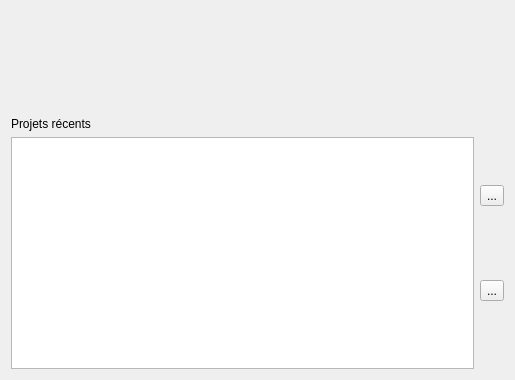
Before: the Qt Designer form src/tweedy/gui/MainWindow/startwindow.ui in stopmotionimac/tweedy, drawn with Qt 5.
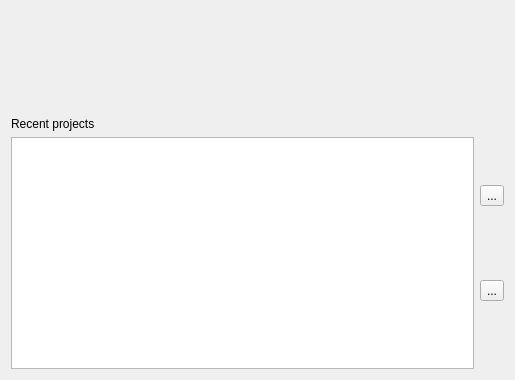
After: the same form once the commit is applied.

Diff of the .ui file:
```diff
--- a/src/tweedy/gui/MainWindow/startwindow.ui
+++ b/src/tweedy/gui/MainWindow/startwindow.ui
@@ -13,9 +13,12 @@
   <property name="windowTitle">
    <string>Dialog</string>
   </property>
-  <layout class="QVBoxLayout" name="verticalLayout_2">
+  <property name="modal">
+   <bool>true</bool>
+  </property>
+  <layout class="QVBoxLayout" name="verticalLayout_3">
    <item>
-    <layout class="QHBoxLayout" name="horizontalLayout">
+    <layout class="QHBoxLayout" name="horizontalLayout_2">
      <item>
       <spacer name="horizontalSpacer">
        <property name="orientation">
@@ -58,13 +61,13 @@
     </layout>
    </item>
    <item>
-    <layout class="QHBoxLayout" name="horizontalLayout_2">
+    <layout class="QHBoxLayout" name="horizontalLayout">
      <item>
-      <layout class="QVBoxLayout" name="verticalLayout">
+      <layout class="QVBoxLayout" name="verticalLayout_2">
        <item>
         <widget class="QLabel" name="recentProjectLabel">
          <property name="text">
-          <string>Projets récents</string>
+          <string>Recent projects</string>
          </property>
         </widget>
        </item>
@@ -74,18 +77,15 @@
       </layout>
      </item>
      <item>
-      <layout class="QGridLayout" name="gridLayout_3" columnstretch="0" rowminimumheight="0,0">
-       <property name="sizeConstraint">
-        <enum>QLayout::SetNoConstraint</enum>
-       </property>
-       <item row="0" column="0">
+      <layout class="QVBoxLayout" name="verticalLayout">
+       <item>
         <widget class="QToolButton" name="newProjectButton">
          <property name="text">
           <string>...</string>
          </property>
         </widget>
        </item>
-       <item row="1" column="0">
+       <item>
         <widget class="QToolButton" name="openProjectButton">
          <property name="text">
           <string>...</string>
```
